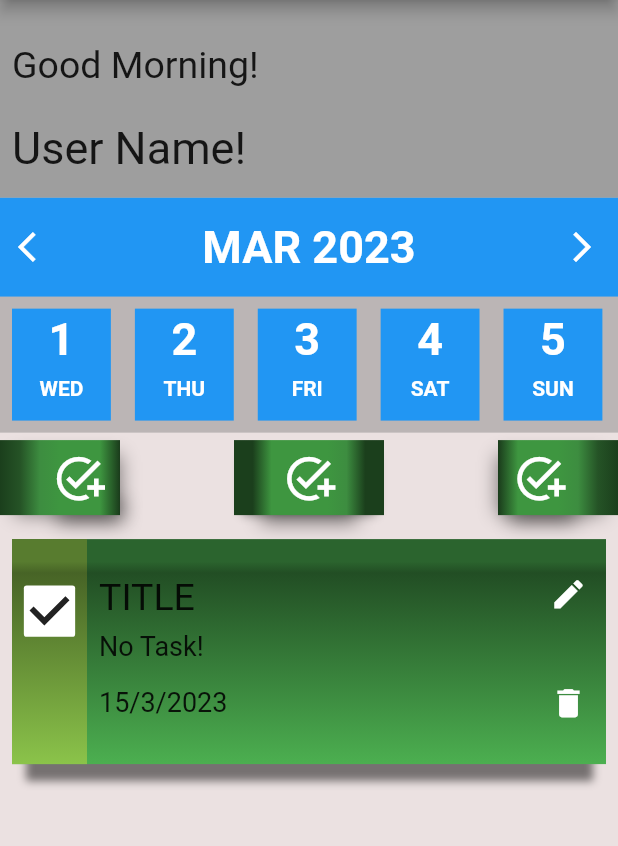
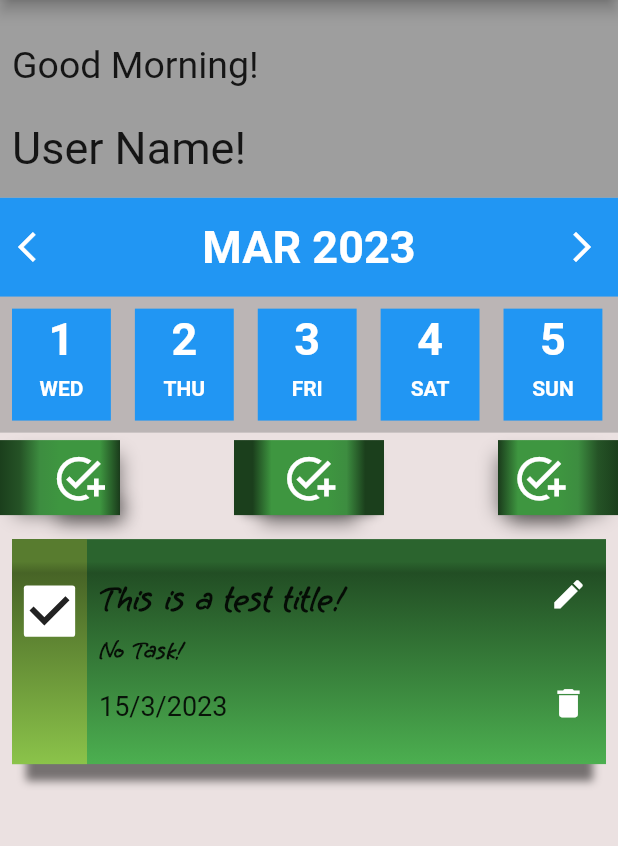
Before and after one commit to tmbmnadim/ToDo-List, a Flutter app: the screen it shows after launch, on a phone screen of 412 x 824 dp, the part 84-930 px from its top. Run offline on Flutter 3.47's test engine with Material 2 defaults, Android fonts, the phone set to English and light mode, and no system bars.

Commit message:
Some changes.

```diff
--- a/lib/data/listsvalue.dart
+++ b/lib/data/listsvalue.dart
@@ -4,5 +4,5 @@ List<List> toDoList = [
   [true, "TITLE", "1/3/2023"],
   [true, "TITLE", "2/3/2023"],
   [true, "TITLE", "3/3/2023"],
-  [true, "TITLE", "15/3/2023"],
+  [true, "This is a test title!", "15/3/2023"],
 ];
--- a/lib/pages/todocard.dart
+++ b/lib/pages/todocard.dart
@@ -105,6 +105,8 @@ class _ToDoCardState extends State<ToDoCard> {
                         maxLines: 1,
                         overflow: TextOverflow.ellipsis,
                         style: const TextStyle(
+                          fontFamily: "Grape Nuts",
+                          fontWeight: FontWeight.w600,
                           fontSize: 25,
                         ),
                       ),
@@ -115,6 +117,8 @@ class _ToDoCardState extends State<ToDoCard> {
                         widget.taskToDo,
                         maxLines: 2,
                         style: const TextStyle(
+                          fontFamily: "Grape Nuts",
+                          fontWeight: FontWeight.w600,
                           fontSize: 18,
                         ),
                       ),
--- a/pubspec.yaml
+++ b/pubspec.yaml
@@ -84,8 +84,8 @@ flutter:
   #         style: italic
     - family: Grape Nuts
       fonts:
-        - asset: fonts/GrapeNuts-Regular.ttf
-          weight: 700
+        - asset: ./fonts/GrapeNuts-Regular.ttf
+          weight: 400
   #
   # For details regarding fonts from package dependencies,
   # see https://flutter.dev/custom-fonts/#from-packages
```
